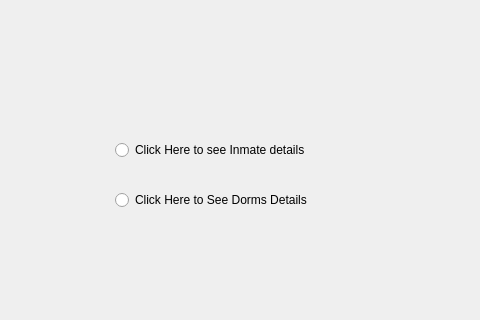
This is GUI/Final/mainwindow.ui in aaryashah1010/Capstone-Sleepinducer as Qt 5 draws it before an edit; both pictures show x 185 to 665 and y 93 to 413 of the 800 by 600 pixel window. The edited form follows.
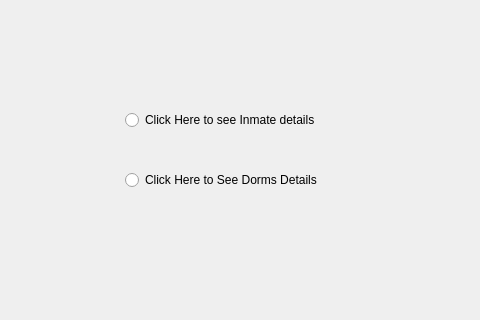
This is the edited form.

```diff
--- a/GUI/Final/mainwindow.ui
+++ b/GUI/Final/mainwindow.ui
@@ -30,8 +30,8 @@
    <widget class="QRadioButton" name="radioButton">
     <property name="geometry">
      <rect>
-      <x>300</x>
-      <y>230</y>
+      <x>310</x>
+      <y>200</y>
       <width>238</width>
       <height>26</height>
      </rect>
@@ -43,8 +43,8 @@
    <widget class="QRadioButton" name="radioButton_2">
     <property name="geometry">
      <rect>
-      <x>300</x>
-      <y>280</y>
+      <x>310</x>
+      <y>260</y>
       <width>240</width>
       <height>26</height>
      </rect>
```
Left out of the diff: 2 changed lines with no effect on the pictures.
